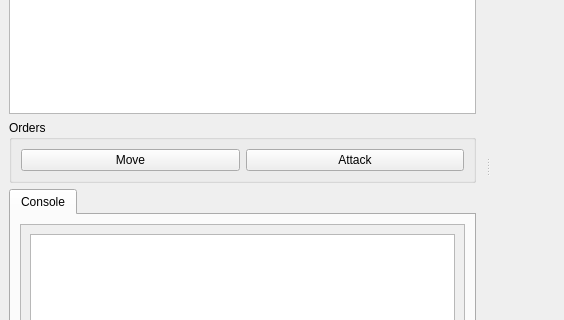
PembrokeNS/sakusen, file kiai/mainWindow.ui: the form before one commit; both pictures show x 0 to 564 and y 154 to 474 of the 759 by 662 pixel window.
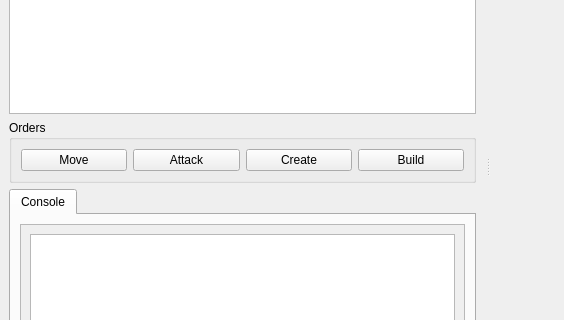
The form after the commit. Custom widgets are drawn as their Qt base class.

What changed in the file:
```diff
--- a/kiai/mainWindow.ui
+++ b/kiai/mainWindow.ui
@@ -44,6 +44,26 @@
          </property>
         </widget>
        </item>
+       <item>
+        <widget class="KPushButton" name="create">
+         <property name="text">
+          <string>Create</string>
+         </property>
+         <property name="checkable">
+          <bool>true</bool>
+         </property>
+        </widget>
+       </item>
+       <item>
+        <widget class="KPushButton" name="build">
+         <property name="text">
+          <string>Build</string>
+         </property>
+         <property name="checkable">
+          <bool>true</bool>
+         </property>
+        </widget>
+       </item>
       </layout>
      </widget>
     </item>
```
